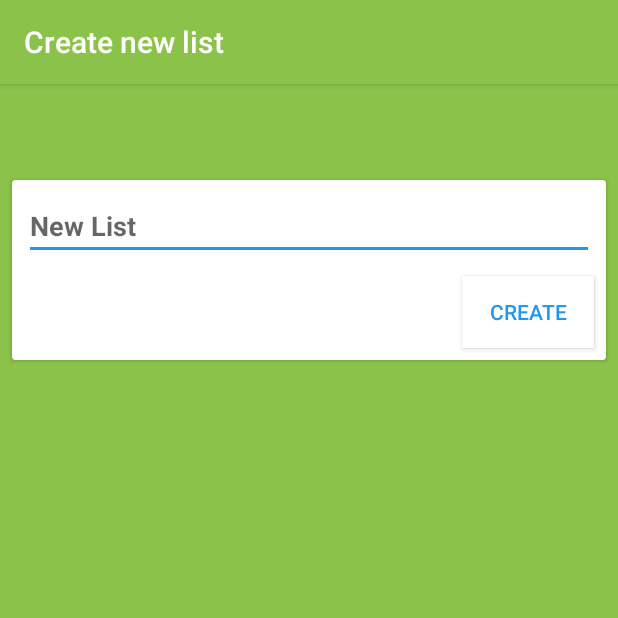
After one commit to JaeNakamoto/Green_List, an Android app: the CreateList screen opened directly, with no data from a screen before it, on a phone screen of 412 x 824 dp, the top half of it. The commit adds this screen. Run offline under Robolectric (Android 15) with nearby library versions, the phone set to English and light mode, and no system bars.

Commit message:
Added Create new list fragment

```diff
--- a/app/src/main/AndroidManifest.xml
+++ b/app/src/main/AndroidManifest.xml
@@ -10,6 +10,9 @@
         android:supportsRtl="true"
         android:theme="@style/AppTheme">
         <activity
+            android:name=".ui.CreateList"
+            android:label="Create new list"></activity>
+        <activity
             android:name=".MainActivity"
             android:label="@string/app_name">
             <intent-filter>
--- a/app/src/main/java/com/zero/greenlist/MainActivity.java
+++ b/app/src/main/java/com/zero/greenlist/MainActivity.java
@@ -1,9 +1,12 @@
 package com.zero.greenlist;
 
+import android.content.Intent;
 import android.os.Bundle;
+import android.view.View;
 
 import com.github.mikephil.charting.charts.PieChart;
 import com.google.android.material.bottomnavigation.BottomNavigationView;
+import com.zero.greenlist.ui.CreateList;
 
 import androidx.appcompat.app.AppCompatActivity;
 import androidx.navigation.NavController;
@@ -30,4 +33,9 @@ public class MainActivity extends AppCompatActivity {
 
     }
 
+
+    public void launchCreateListActivity(View view) {
+        Intent intent = new Intent(this, CreateList.class);
+        startActivity(intent);
+    }
 }
--- /dev/null
+++ b/app/src/main/java/com/zero/greenlist/ui/CreateList.java
@@ -0,0 +1,18 @@
+package com.zero.greenlist.ui;
+
+import androidx.appcompat.app.AppCompatActivity;
+
+import android.content.Intent;
+import android.os.Bundle;
+import android.view.View;
+
+import com.zero.greenlist.R;
+
+public class CreateList extends AppCompatActivity {
+
+    @Override
+    protected void onCreate(Bundle savedInstanceState) {
+        super.onCreate(savedInstanceState);
+        setContentView(R.layout.activity_create_list);
+    }
+}
--- a/app/src/main/java/com/zero/greenlist/ui/home/HomeFragment.java
+++ b/app/src/main/java/com/zero/greenlist/ui/home/HomeFragment.java
@@ -1,5 +1,6 @@
 package com.zero.greenlist.ui.home;
 
+import android.content.Intent;
 import android.os.Bundle;
 import android.view.LayoutInflater;
 import android.view.View;
@@ -13,6 +14,7 @@ import androidx.lifecycle.Observer;
 import androidx.lifecycle.ViewModelProviders;
 
 import com.zero.greenlist.R;
+import com.zero.greenlist.ui.CreateList;
 
 public class HomeFragment extends Fragment {
 
--- /dev/null
+++ b/app/src/main/res/layout/activity_create_list.xml
@@ -0,0 +1,49 @@
+<?xml version="1.0" encoding="utf-8"?>
+<androidx.constraintlayout.widget.ConstraintLayout xmlns:android="http://schemas.android.com/apk/res/android"
+    xmlns:app="http://schemas.android.com/apk/res-auto"
+    android:layout_width="match_parent"
+    android:layout_height="match_parent"
+    android:background="@color/colorPrimary">
+
+    <androidx.cardview.widget.CardView
+        android:id="@+id/create_list_card"
+        android:layout_width="0dp"
+        android:layout_height="wrap_content"
+        android:layout_marginStart="8dp"
+        android:layout_marginLeft="8dp"
+        android:layout_marginTop="64dp"
+        android:layout_marginEnd="8dp"
+        android:layout_marginRight="8dp"
+        app:cardBackgroundColor="#FFFFFF"
+        app:layout_constraintEnd_toEndOf="parent"
+        app:layout_constraintStart_toStartOf="parent"
+        app:layout_constraintTop_toTopOf="parent">
+
+        <EditText
+            android:id="@+id/new_list_name"
+            android:layout_width="match_parent"
+            android:layout_height="wrap_content"
+            android:layout_gravity="center_horizontal|top"
+            android:layout_marginLeft="8sp"
+            android:layout_marginTop="8sp"
+            android:layout_marginRight="8sp"
+            android:ems="10"
+            android:hint="@string/new_list"
+            android:inputType="textLongMessage"
+            android:textStyle="bold" />
+
+        <Button
+            android:id="@+id/create_list_button"
+            android:layout_width="wrap_content"
+            android:layout_height="wrap_content"
+            android:layout_gravity="bottom|right"
+            android:layout_marginTop="64sp"
+            android:layout_marginRight="8sp"
+            android:layout_marginBottom="8sp"
+            android:background="#FFFFFF"
+            android:text="@string/create"
+            android:textColor="@color/colorAccent" />
+
+    </androidx.cardview.widget.CardView>
+
+</androidx.constraintlayout.widget.ConstraintLayout>
--- a/app/src/main/res/layout/fragment_home.xml
+++ b/app/src/main/res/layout/fragment_home.xml
@@ -3,7 +3,8 @@
     xmlns:app="http://schemas.android.com/apk/res-auto"
     xmlns:tools="http://schemas.android.com/tools"
     android:layout_width="match_parent"
-    android:layout_height="match_parent">
+    android:layout_height="match_parent"
+    tools:context="com.zero.greenlist.ui.CreateList">
 
     <androidx.constraintlayout.widget.ConstraintLayout
         android:layout_width="match_parent"
@@ -57,7 +58,9 @@
             app:backgroundTint="@color/colorAccent"
             app:layout_constraintBottom_toBottomOf="parent"
             app:layout_constraintEnd_toEndOf="parent"
-            app:srcCompat="@drawable/ic_add_white_24dp" />
+            app:srcCompat="@drawable/ic_add_white_24dp"
+            android:onClick="launchCreateListActivity"
+            android:focusable="true" />
     </androidx.constraintlayout.widget.ConstraintLayout>
 
 </RelativeLayout>
--- a/app/src/main/res/values/strings.xml
+++ b/app/src/main/res/values/strings.xml
@@ -8,4 +8,6 @@
     <string name="hello_blank_fragment">Hello blank fragment</string>
     <string name="title_traschcan">Trashcan</string>
     <string name="title_trashcan">Trashcan</string>
+    <string name="new_list">New List</string>
+    <string name="create">Create</string>
 </resources>
```
